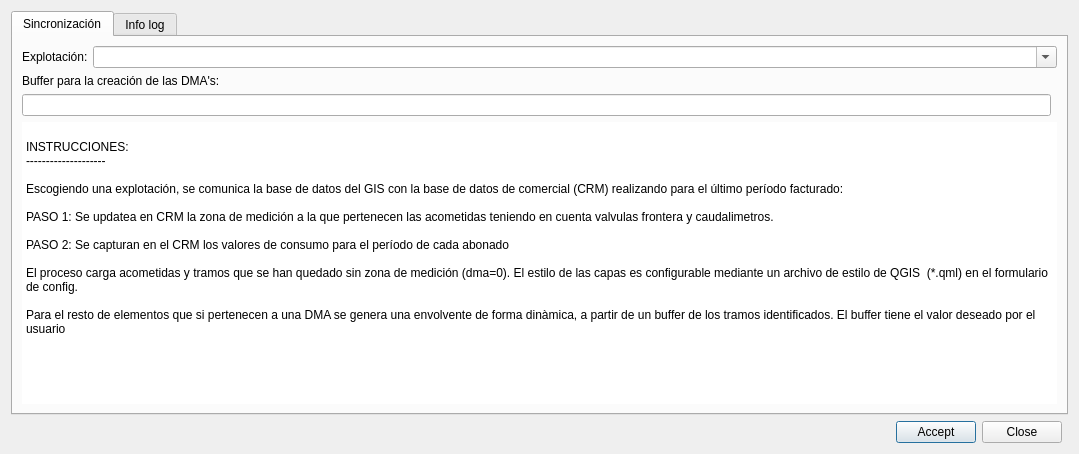
The window that ui/crm_trace.ui (Giswater/giswater_qgis_plugin) describes before a commit, drawn with Qt 5.
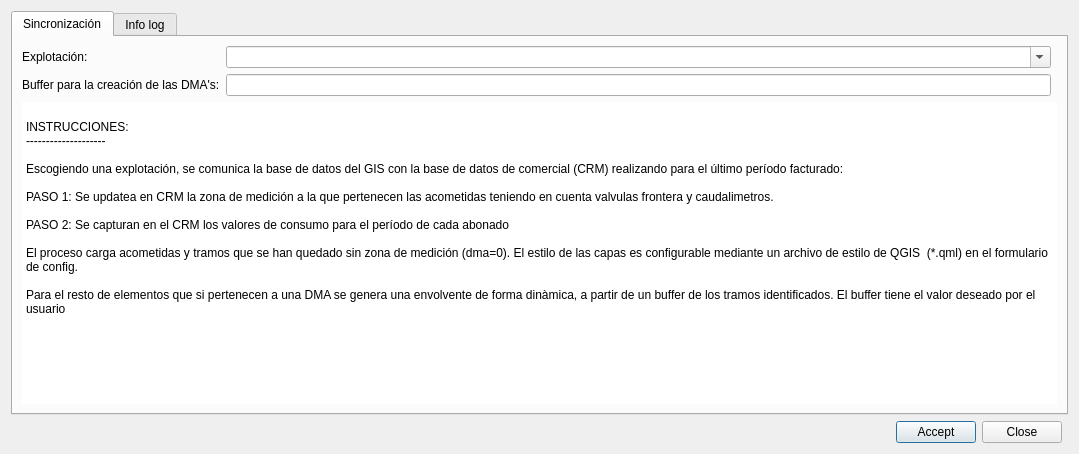
The same window after the commit.

Commit message: Enhancement: crm_trace ui

Patch:
```diff
--- a/ui/crm_trace.ui
+++ b/ui/crm_trace.ui
@@ -55,44 +55,7 @@
        <string>Sincronización</string>
       </attribute>
       <layout class="QGridLayout" name="gridLayout_2">
-       <item row="2" column="0" colspan="2">
-        <layout class="QHBoxLayout" name="horizontalLayout_2">
-         <item>
-          <widget class="QLabel" name="lbl_main">
-           <property name="maximumSize">
-            <size>
-             <width>65</width>
-             <height>16777215</height>
-            </size>
-           </property>
-           <property name="text">
-            <string>Explotación:</string>
-           </property>
-          </widget>
-         </item>
-         <item>
-          <widget class="QComboBox" name="cbo_expl">
-           <property name="editable">
-            <bool>true</bool>
-           </property>
-           <property name="maxVisibleItems">
-            <number>10</number>
-           </property>
-          </widget>
-         </item>
-        </layout>
-       </item>
-       <item row="4" column="0">
-        <widget class="QLineEdit" name="buffer"/>
-       </item>
-       <item row="3" column="0">
-        <widget class="QLabel" name="label">
-         <property name="text">
-          <string>Buffer para la creación de las DMA's:</string>
-         </property>
-        </widget>
-       </item>
-       <item row="5" column="0" colspan="2">
+       <item row="6" column="0" colspan="2">
         <widget class="QPlainTextEdit" name="txt_desc">
          <property name="font">
           <font>
@@ -134,6 +97,43 @@
          </property>
         </widget>
        </item>
+       <item row="3" column="0">
+        <layout class="QGridLayout" name="gridLayout_4">
+         <item row="1" column="0">
+          <widget class="QLabel" name="label">
+           <property name="text">
+            <string>Buffer para la creación de las DMA's:</string>
+           </property>
+          </widget>
+         </item>
+         <item row="1" column="1">
+          <widget class="QLineEdit" name="buffer"/>
+         </item>
+         <item row="0" column="0">
+          <widget class="QLabel" name="lbl_main">
+           <property name="maximumSize">
+            <size>
+             <width>65</width>
+             <height>16777215</height>
+            </size>
+           </property>
+           <property name="text">
+            <string>Explotación:</string>
+           </property>
+          </widget>
+         </item>
+         <item row="0" column="1">
+          <widget class="QComboBox" name="cbo_expl">
+           <property name="editable">
+            <bool>true</bool>
+           </property>
+           <property name="maxVisibleItems">
+            <number>10</number>
+           </property>
+          </widget>
+         </item>
+        </layout>
+       </item>
       </layout>
      </widget>
      <widget class="QWidget" name="tab_infolog">
```
